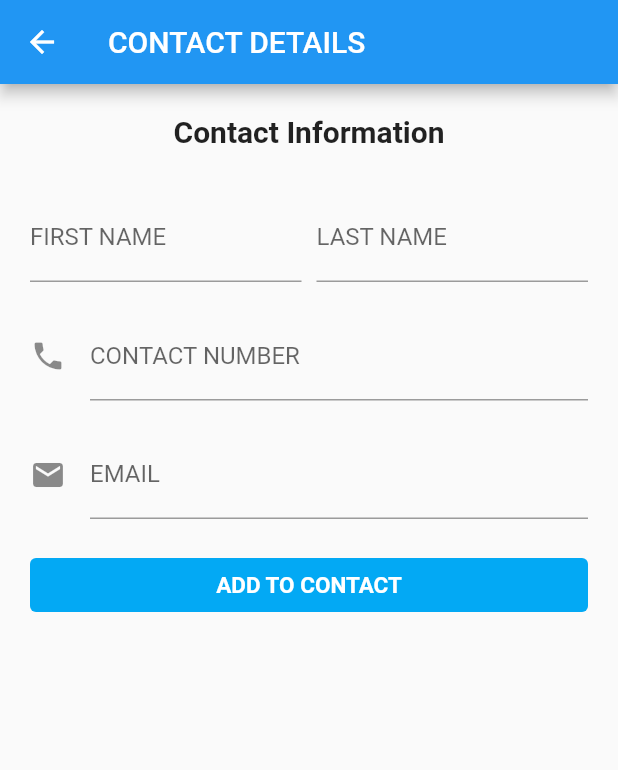
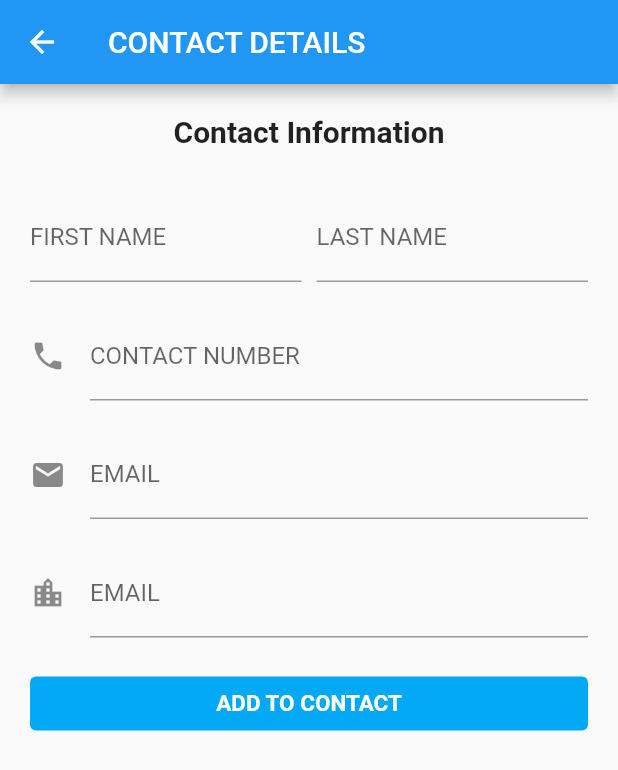
Before and after one commit to ASBHYCEPE/ADET21_CEPE_CONTACTLIST, a Flutter app: the ContactDetails screen opened directly, on a phone screen of 412 x 824 dp. Shown: the top 770 px of the screen. Run offline on Flutter 3.47's test engine with Material 2 defaults, Android fonts, the phone set to English and light mode, and no system bars; our stand-ins replace sqflite; accounts and stored records are empty.

```diff
--- a/lib/pages/contact_details.dart
+++ b/lib/pages/contact_details.dart
@@ -16,12 +16,14 @@ class ContactDetails extends StatelessWidget {
     final lastNameController = TextEditingController();
     final emailController = TextEditingController();
     final contactNumberController = TextEditingController();
+    final addressController = TextEditingController();
 
     if (contact != null) {
       firstNameController.text = contact!.firstName;
       lastNameController.text = contact!.lastName;
       emailController.text = contact!.email!;
       contactNumberController.text = contact!.contactNumber;
+      addressController.text = contact!.address;
     }
 
     return Scaffold(
@@ -79,11 +81,20 @@ class ContactDetails extends StatelessWidget {
             const SizedBox(
               height: 20.0,
             ),
+            TextFormField(
+              controller: addressController,
+              decoration: const InputDecoration(
+                  labelText: 'EMAIL', icon: Icon(Icons.location_city)),
+            ),
+            const SizedBox(
+              height: 20.0,
+            ),
             TextButton(
               onPressed: () async {
                 final firstName = firstNameController.text;
                 final lastName = lastNameController.text;
                 final contactNumber = contactNumberController.text;
+                final address = addressController.text;
                 final email = emailController.text;
 
                 if (firstName.isEmpty ||
@@ -96,6 +107,7 @@ class ContactDetails extends StatelessWidget {
                     firstName: firstName,
                     lastName: lastName,
                     contactNumber: contactNumber,
+                    address: address,
                     email: email,
                     id: contact?.id);
 
```
